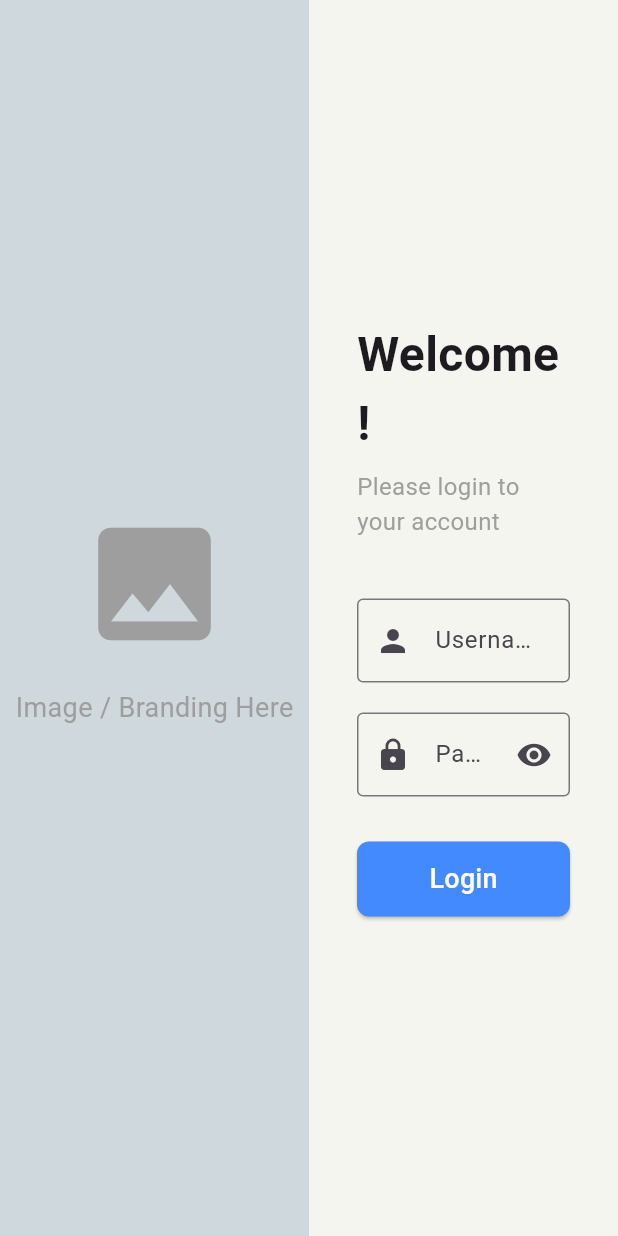
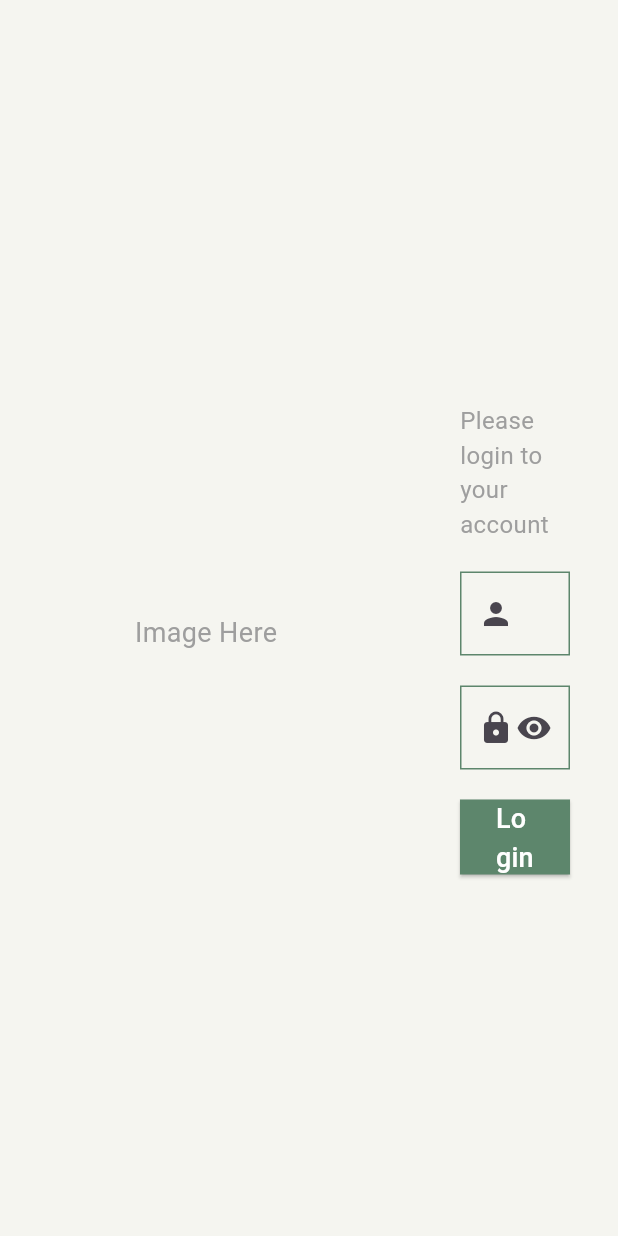
Before and after one commit to XyrelTenz/attendance_monitoring, a Flutter app: the screen it shows after launch, on a phone screen of 412 x 824 dp. Run offline on Flutter 3.47's test engine with Material 3 defaults, Android fonts, the phone set to English and light mode, and no system bars; our stand-ins replace go_router; Roboto replaces fonts that are missing (Georgia).

Commit message:
Login UI

```diff
--- a/lib/features/auth/presentation/screens/login_screen.dart
+++ b/lib/features/auth/presentation/screens/login_screen.dart
@@ -17,19 +17,17 @@ class _LoginScreenState extends State<LoginScreen> {
       backgroundColor: const Color(0xFFF5F5F0),
       body: Row(
         children: <Widget>[
-          // Left Side - Image Placeholder
           Expanded(
-            flex: 1, // Takes up 50% of width on large screens
+            flex: 2,
             child: Container(
-              color: Colors.blueGrey[100],
+              color: Colors.transparent,
               child: const Center(
                 child: Column(
                   mainAxisAlignment: MainAxisAlignment.center,
                   children: [
-                    Icon(Icons.image, size: 100, color: Colors.grey),
                     SizedBox(height: 20),
                     Text(
-                      "Image / Branding Here",
+                      "Image Here",
                       style: TextStyle(color: Colors.grey, fontSize: 18),
                     ),
                   ],
@@ -38,40 +36,39 @@ class _LoginScreenState extends State<LoginScreen> {
             ),
           ),
 
-          // Right Side - Form
           Expanded(
             flex: 1,
             child: Center(
-              // Center vertically
               child: SingleChildScrollView(
-                // Scrollable to prevent overflow on small vertical heights
                 padding: const EdgeInsets.all(32.0),
                 child: Form(
                   key: _formKey,
                   child: Column(
                     mainAxisAlignment: MainAxisAlignment.center,
                     crossAxisAlignment: CrossAxisAlignment.start,
+                    spacing: 20,
                     children: <Widget>[
-                      const Text(
-                        "Welcome!",
-                        style: TextStyle(
-                          fontSize: 32,
-                          fontWeight: FontWeight.bold,
-                        ),
-                      ),
                       const SizedBox(height: 8),
                       const Text(
                         "Please login to your account",
                         style: TextStyle(fontSize: 16, color: Colors.grey),
                       ),
-                      const SizedBox(height: 40),
 
-                      // Username Field
                       TextFormField(
-                        decoration: const InputDecoration(
-                          labelText: 'Username',
+                        decoration: InputDecoration(
+                          hintText: 'Username',
                           prefixIcon: Icon(Icons.person),
-                          border: OutlineInputBorder(),
+                          enabledBorder: OutlineInputBorder(
+                            borderSide: BorderSide(color: Color(0xFF5D866C)),
+                            borderRadius: BorderRadius.circular(0),
+                          ),
+                          focusedBorder: OutlineInputBorder(
+                            borderSide: BorderSide(
+                              color: Color(0xFF5D866C),
+                              width: 2,
+                            ),
+                            borderRadius: BorderRadius.circular(0),
+                          ),
                         ),
                         validator: (value) {
                           if (value == null || value.isEmpty) {
@@ -81,14 +78,22 @@ class _LoginScreenState extends State<LoginScreen> {
                         },
                       ),
 
-                      const SizedBox(height: 20), // Spacing between fields
-                      // NEW: Password Field
                       TextFormField(
                         obscureText: _isObscure,
                         decoration: InputDecoration(
-                          labelText: 'Password',
+                          hintText: 'Password',
                           prefixIcon: const Icon(Icons.lock),
-                          border: const OutlineInputBorder(),
+                          enabledBorder: OutlineInputBorder(
+                            borderSide: BorderSide(color: Color(0xFF5D866C)),
+                            borderRadius: BorderRadius.circular(0),
+                          ),
+                          focusedBorder: OutlineInputBorder(
+                            borderSide: BorderSide(
+                              color: Color(0xFF5D866C),
+                              width: 2,
+                            ),
+                            borderRadius: BorderRadius.circular(0),
+                          ),
                           suffixIcon: IconButton(
                             icon: Icon(
                               _isObscure
@@ -110,28 +115,20 @@ class _LoginScreenState extends State<LoginScreen> {
                         },
                       ),
 
-                      const SizedBox(height: 30),
-
-                      // Login Button
                       SizedBox(
                         width: double.infinity,
                         height: 50,
                         child: ElevatedButton(
                           onPressed: () {
                             if (_formKey.currentState!.validate()) {
-                              // Process login
-                              ScaffoldMessenger.of(context).showSnackBar(
-                                const SnackBar(
-                                  content: Text('Processing Login'),
-                                ),
-                              );
+                              ScaffoldMessenger.of(context);
                             }
                           },
                           style: ElevatedButton.styleFrom(
-                            backgroundColor: Colors.blueAccent,
+                            backgroundColor: Color(0xFF5D866C),
                             foregroundColor: Colors.white,
                             shape: RoundedRectangleBorder(
-                              borderRadius: BorderRadius.circular(8),
+                              borderRadius: BorderRadius.circular(0),
                             ),
                           ),
                           child: const Text(
--- a/lib/main.dart
+++ b/lib/main.dart
@@ -16,15 +16,15 @@ class MyApp extends StatelessWidget {
           seedColor: Colors.deepPurple,
           brightness: Brightness.light,
         ),
-        textTheme: const TextTheme(
-          displayLarge: TextStyle(fontSize: 72.0, fontWeight: FontWeight.bold),
-          titleLarge: TextStyle(fontSize: 30.0, fontStyle: FontStyle.italic),
-          bodyMedium: TextStyle(fontSize: 14.0),
-        ),
-        fontFamily: 'Georgia',
-        floatingActionButtonTheme: FloatingActionButtonThemeData(
-          backgroundColor: Colors.red,
-        ),
+        //   textTheme: const TextTheme(
+        //     displayLarge: TextStyle(fontSize: 72.0, fontWeight: FontWeight.bold),
+        //     titleLarge: TextStyle(fontSize: 30.0, fontStyle: FontStyle.italic),
+        //     bodyMedium: TextStyle(fontSize: 14.0),
+        //   ),
+        //   fontFamily: 'Georgia',
+        //   floatingActionButtonTheme: FloatingActionButtonThemeData(
+        //     backgroundColor: Colors.red,
+        //   ),
       ),
       debugShowCheckedModeBanner: false,
       routerConfig: router,
```
